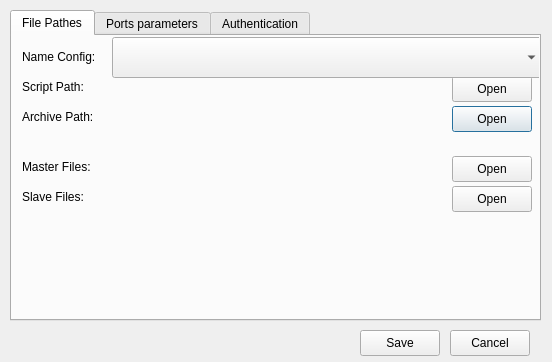
barashek1233/installerApp, file config.ui: the form before one commit.
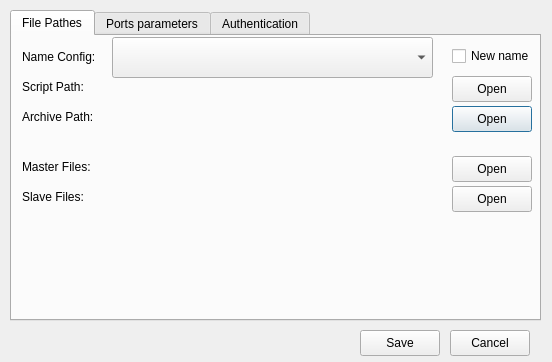
The form after the commit.

What changed in the file:
```diff
--- a/config.ui
+++ b/config.ui
@@ -230,11 +230,24 @@
       <rect>
        <x>100</x>
        <y>1</y>
-       <width>431</width>
+       <width>321</width>
        <height>41</height>
       </rect>
      </property>
     </widget>
+    <widget class="QCheckBox" name="checkBox_new_name">
+     <property name="geometry">
+      <rect>
+       <x>440</x>
+       <y>10</y>
+       <width>85</width>
+       <height>20</height>
+      </rect>
+     </property>
+     <property name="text">
+      <string>New name</string>
+     </property>
+    </widget>
    </widget>
    <widget class="QWidget" name="tab_param">
     <attribute name="title">
```
